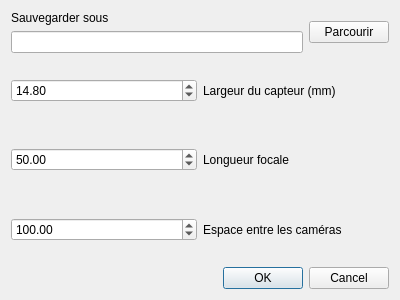
First picture: the form in GUI/exportdialog.ui, repository clemux/Stereovision, before the edit.
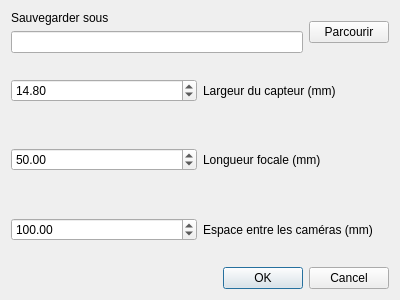
Second picture: the form after the edit.

Commit message: Add units to labels.

```diff
--- a/GUI/exportdialog.ui
+++ b/GUI/exportdialog.ui
@@ -72,7 +72,7 @@
      <item>
       <widget class="QLabel" name="label_4">
        <property name="text">
-        <string>Longueur focale</string>
+        <string>Longueur focale (mm)</string>
        </property>
       </widget>
      </item>
@@ -93,7 +93,7 @@
      <item>
       <widget class="QLabel" name="label_3">
        <property name="text">
-        <string>Espace entre les caméras</string>
+        <string>Espace entre les caméras (mm)</string>
        </property>
       </widget>
      </item>
```
